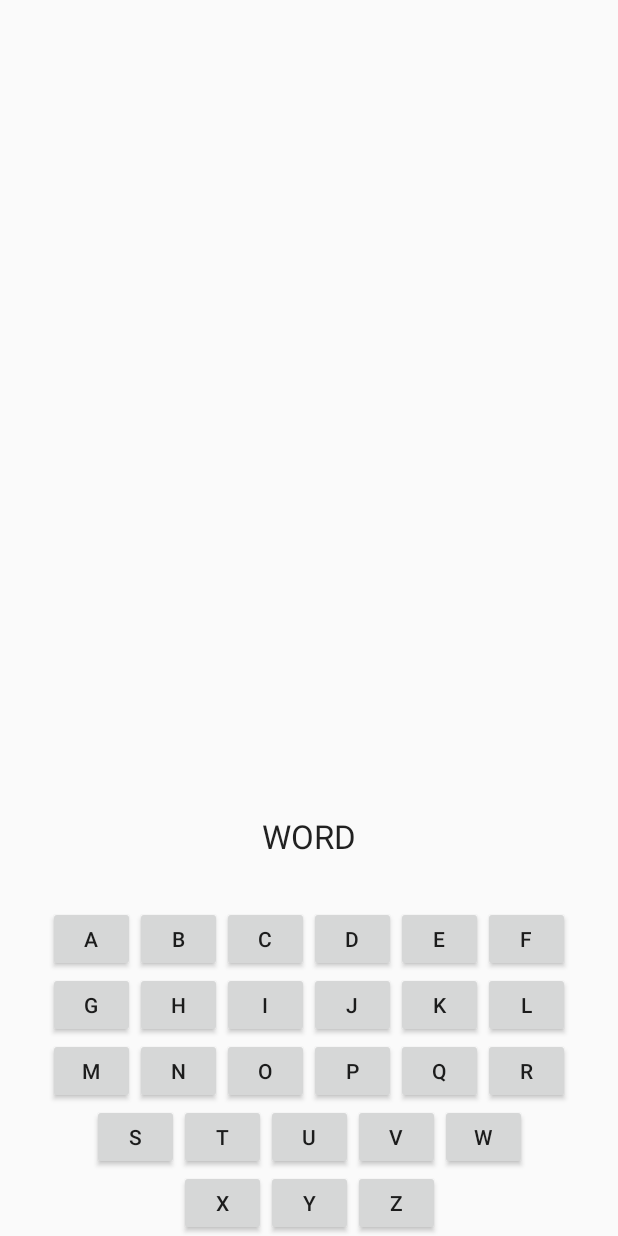
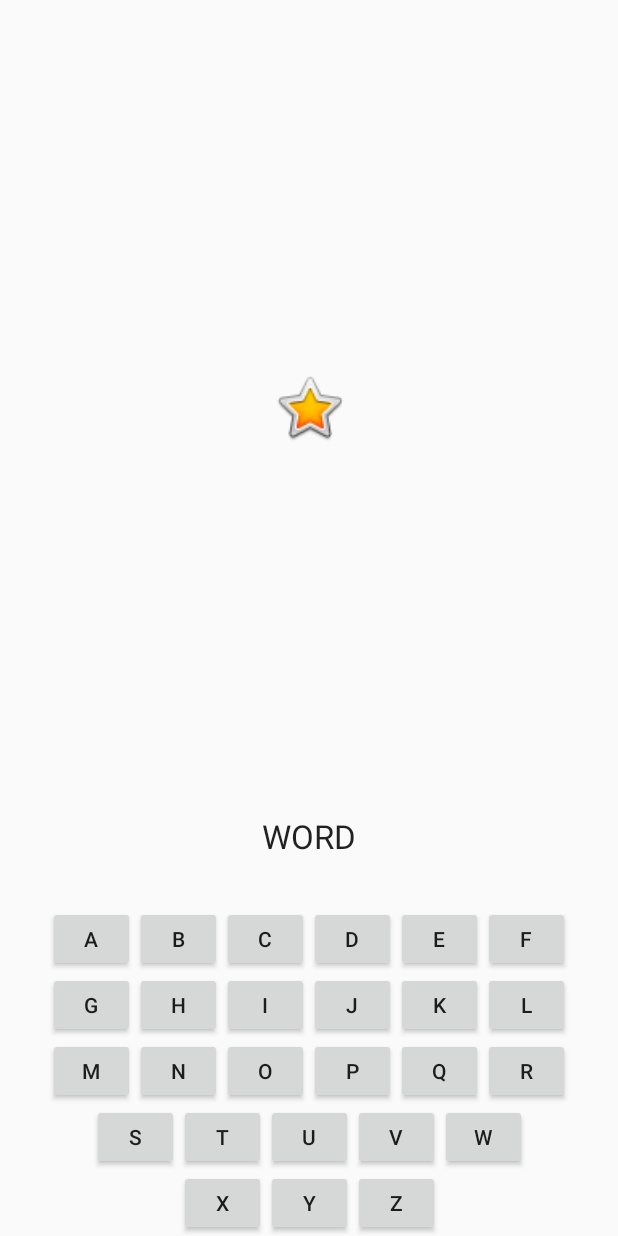
Before and after one commit to Robson75/hangman, an Android app: the layout activity_main.xml on its own in the app's theme, with its tools: preview values and no code run, on a phone screen of 412 x 824 dp. Run offline under Robolectric (Android 15) with nearby library versions, the phone set to English and light mode, and no system bars.

Commit message:
Add graphics folder

```diff
--- a/androidstudio/app/src/main/res/layout/activity_main.xml
+++ b/androidstudio/app/src/main/res/layout/activity_main.xml
@@ -333,7 +333,19 @@
         android:textAppearance="@style/TextAppearance.AppCompat.Large"
         app:layout_constraintBottom_toTopOf="@+id/button6"
         app:layout_constraintEnd_toEndOf="parent"
-        app:layout_constraintStart_toStartOf="parent" /><![CDATA[
+        app:layout_constraintStart_toStartOf="parent" />
+
+    <ImageView
+        android:id="@+id/star"
+        android:layout_width="103dp"
+        android:layout_height="51dp"
+        app:layout_constraintBottom_toTopOf="@+id/word"
+        app:layout_constraintEnd_toEndOf="parent"
+        app:layout_constraintStart_toStartOf="parent"
+        app:layout_constraintTop_toTopOf="parent"
+        app:srcCompat="@android:drawable/btn_star_big_on" /><![CDATA[
+
+
 
 
 
@@ -346,5 +358,6 @@
 
 
 
+
 ]]>
 </androidx.constraintlayout.widget.ConstraintLayout>
```
Also changed, not shown: androidstudio/app/src/main/java/com/samdide/android/hangman/MainActivity.kt (+48 -2 lines), androidstudio/app/src/main/res/drawable/escape.xml (+5 -5 lines), 2 other files.
